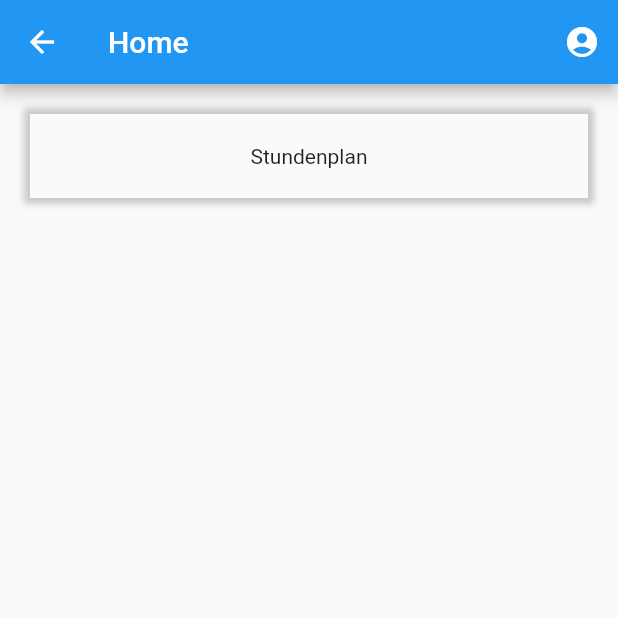
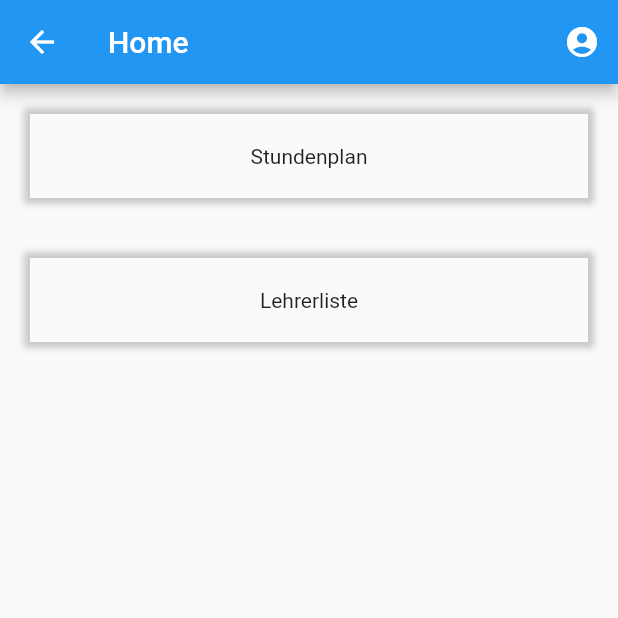
Before and after one commit to therealdavidilchmann/schule-kurswahlen, a Flutter app: the Home screen opened directly, after a tap on "Login", on a phone screen of 412 x 824 dp, the top half of it. Run offline on Flutter 3.47's test engine with Material 2 defaults, Android fonts, the light colour scheme and no system bars; our stand-ins replace jiffy.

Commit message:
lehrerliste

```diff
--- a/mobile/kurswahlen_flutter/lib/home.dart
+++ b/mobile/kurswahlen_flutter/lib/home.dart
@@ -8,11 +8,31 @@ class Home extends StatefulWidget {
 class _HomeState extends State<Home> {
   bool _isLoggedIn = false;
 
+  final BoxDecoration buttonDecoration = BoxDecoration(boxShadow: [
+    BoxShadow(
+      color: Color.fromRGBO(200, 200, 200, 1),
+      blurRadius: 3,
+      spreadRadius: 4,
+    )
+  ]);
+
+  Material button(String text, Function onClick) {
+    return Material(
+      child: InkWell(
+        onTap: () => onClick(),
+        child: Container(
+          alignment: Alignment.center,
+          padding: EdgeInsets.fromLTRB(50, 20, 50, 20),
+          child: Text(text)
+        ),
+      ),
+    );
+  }
+
   void _changeVisibility() {
     setState(() {
       this._isLoggedIn = !this._isLoggedIn;
     });
-
   }
 
   @override
@@ -36,32 +56,27 @@ class _HomeState extends State<Home> {
                 onPressed: () {
                   _changeVisibility();
                 },
-            )
-          )
+              ))
         ],
       ),
       body: Column(
         children: [
           Visibility(
             visible: this._isLoggedIn,
-            child: Container(
-                decoration: BoxDecoration(boxShadow: [
-                  BoxShadow(
-                    color: Color.fromRGBO(200, 200, 200, 1),
-                    blurRadius: 3,
-                    spreadRadius: 4,
+            child: Column(
+              children: [
+                Container(
+                  decoration: buttonDecoration,
+                  margin: EdgeInsets.all(20),
+                  child: button('Stundenplan', () => Navigator.pushNamed(context, '/stundenplan')),
+                ),
+                Container(
+                  decoration: buttonDecoration,
+                  margin: EdgeInsets.all(20),
+                  child: button('Lehrerliste', () => Navigator.pushNamed(context, '/lehrerliste')),
                 )
-                ]),
-                margin: EdgeInsets.all(20),
-                child: Material(
-                  child: InkWell(
-                    onTap: () => Navigator.pushNamed(context, "/stundenplan"),
-                    child: Container(
-                        alignment: Alignment.center,
-                        padding: EdgeInsets.fromLTRB(50, 20, 50, 20),
-                        child: Text('Stundenplan')),
+              ],
             ),
-                )),
           )
         ],
       ),
--- a/mobile/kurswahlen_flutter/lib/main.dart
+++ b/mobile/kurswahlen_flutter/lib/main.dart
@@ -1,6 +1,7 @@
 import 'package:flutter/material.dart';
 import 'package:kurswahlenflutter/Auth/login.dart';
 import 'package:kurswahlenflutter/Home/stundenplan.dart';
+import 'package:kurswahlenflutter/Lehrerliste/lehrerliste.dart';
 import 'package:kurswahlenflutter/home.dart';
 
 void main() => runApp(MyApp());
@@ -18,17 +19,12 @@ class MyApp extends StatelessWidget {
         '/': (context) => viewContainerWrapper(Home()),
         '/login': (context) => viewContainerWrapper(Login()),
         '/stundenplan': (context) => viewContainerWrapper(Stundenplan()),
+        '/lehrerliste': (context) => viewContainerWrapper(Lehrerliste())
       },
-      theme: ThemeData(
-        primarySwatch: Colors.blue,
-        visualDensity: VisualDensity.adaptivePlatformDensity
-      ),
     );
   }
 }
 
 Widget viewContainerWrapper(Widget insert) {
-  return SafeArea(
-    child: insert
-  );
+  return SafeArea(child: insert);
 }
```
Also changed, not shown: mobile/kurswahlen_flutter/lib/Auth/login.dart (+3 -4 lines), mobile/kurswahlen_flutter/lib/HelperClasses/teacher.dart (added, +15 -0 lines), mobile/kurswahlen_flutter/lib/Home/rowItem.dart (+3 -5 lines), mobile/kurswahlen_flutter/lib/Lehrerliste/lehrerliste.dart (added, +39 -0 lines), mobile/kurswahlen_flutter/lib/Lehrerliste/rowItem.dart (added, +50 -0 lines), 12 other files. Lines whose indentation alone changed are shown as unchanged.
